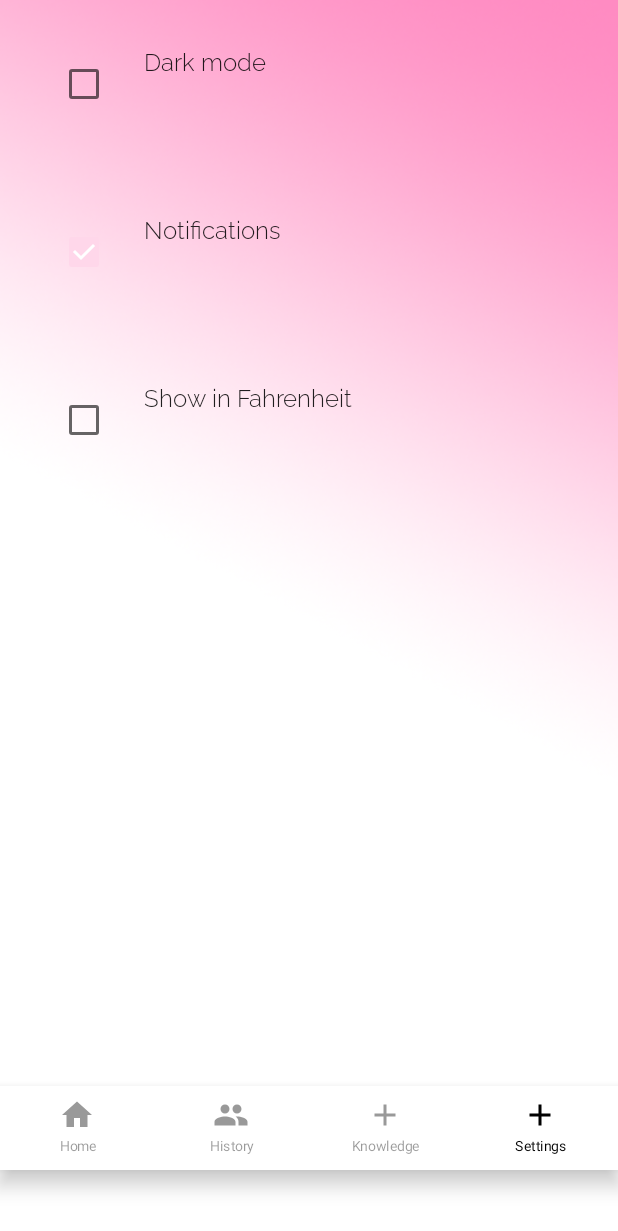
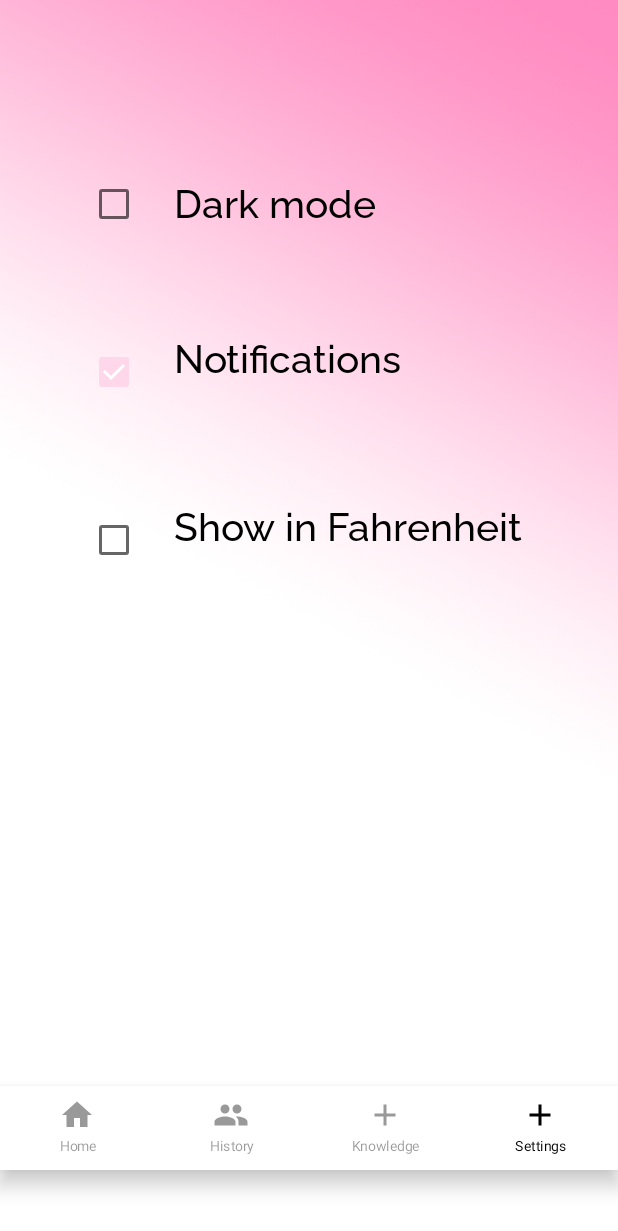
Before and after one commit to Jonnboy91/lullanap, an Android app built with Jetpack Compose: the settings screen opened through its navigation route, on a phone screen of 412 x 824 dp. Shown: the top 1231 px of the screen. Run offline under Robolectric (Android 15) with nearby library versions, the phone set to English and light mode, and no system bars; our stand-ins replace livedata-compose.

Commit message:
Finish UI in Settings view.

```diff
--- a/app/src/main/java/com/jonnesten/lullanap/bottomnav/BottomNavContentScreens.kt
+++ b/app/src/main/java/com/jonnesten/lullanap/bottomnav/BottomNavContentScreens.kt
@@ -200,7 +200,7 @@ fun DayDetails(review: Int, day: String) {
             .fillMaxWidth()
             .padding(20.dp)
     ) {
-        Column{
+        Column {
             Text(
                 text = day,
                 fontWeight = FontWeight.Medium,
@@ -397,6 +397,7 @@ fun KnowledgeScreen() {
 }
 
 @Composable
+// TODO Make clicking text a selector too and figure out CheckBox styling
 fun SettingsScreen() {
     val darkThemeBoolean = isSystemInDarkTheme()
     val darkModeState = remember { mutableStateOf(darkThemeBoolean) }
@@ -406,27 +407,52 @@ fun SettingsScreen() {
         modifier = Modifier
             .fillMaxSize()
             .verticalScroll(rememberScrollState())
+            .padding(20.dp, 80.dp, 20.dp, 80.dp)
     ) {
-        Row(modifier = Modifier.padding(32.dp)) {
+        Row(
+            modifier = Modifier.padding(32.dp),
+            verticalAlignment = Alignment.CenterVertically,
+        ) {
             Checkbox(
                 checked = darkModeState.value,
-                onCheckedChange = { darkModeState.value = it }
+                onCheckedChange = { darkModeState.value = it },
             )
-            Text("Dark mode", modifier = Modifier.padding(start = 16.dp))
+            Text(
+                text = stringResource(R.string.dark_mode),
+                fontWeight = FontWeight.Medium,
+                color = MaterialTheme.colors.onPrimary,
+                fontSize = 26.sp,
+                modifier = Modifier
+                    .padding(start = 16.dp)
+            )
         }
         Row(modifier = Modifier.padding(32.dp)) {
             Checkbox(
                 checked = notificationsState.value,
                 onCheckedChange = { notificationsState.value = it }
             )
-            Text("Notifications", modifier = Modifier.padding(start = 16.dp))
+            Text(
+                text = stringResource(R.string.notifications),
+                fontWeight = FontWeight.Medium,
+                color = MaterialTheme.colors.onPrimary,
+                fontSize = 26.sp,
+                modifier = Modifier
+                    .padding(start = 16.dp)
+            )
         }
         Row(modifier = Modifier.padding(32.dp)) {
             Checkbox(
                 checked = isFahrenheit.value,
                 onCheckedChange = { isFahrenheit.value = it }
             )
-            Text("Show in Fahrenheit", modifier = Modifier.padding(start = 16.dp))
+            Text(
+                text = stringResource(R.string.show_in_fahrenheit),
+                fontWeight = FontWeight.Medium,
+                color = MaterialTheme.colors.onPrimary,
+                fontSize = 26.sp,
+                modifier = Modifier
+                    .padding(start = 16.dp)
+            )
         }
 
     }
--- a/app/src/main/res/values/strings.xml
+++ b/app/src/main/res/values/strings.xml
@@ -15,4 +15,7 @@
     <string name="lux_desc">Lorem ipsum dolor sit amet, consectetur adipiscing elit. Aliquam porttitor imperdiet id non lobortis amet pellentesque consequat. Tortor ut sed congue molestie et lorem. Sit malesuada orci, metus, lectus bibendum. Pretium, aliquam donec aliquam velit amet, magna eu, pellentesque viverra. Eu interdum duis aliquet tortor. Dictum ultrices id dictum a neque, tristique. Adipiscing odio tortor quis nam nibh cursus tellus nec. Etiam tempor elit sed mattis vitae feugiat. Luctus eros, fames orci egestas pretium.</string>
     <string name="temp_desc">Lorem ipsum dolor sit amet, consectetur adipiscing elit. Aliquam porttitor imperdiet id non lobortis amet pellentesque consequat. Tortor ut sed congue molestie et lorem. Sit malesuada orci, metus, lectus bibendum. Pretium, aliquam donec aliquam velit amet, magna eu, pellentesque viverra. Eu interdum duis aliquet tortor. Dictum ultrices id dictum a neque, tristique. Adipiscing odio tortor quis nam nibh cursus tellus nec. Etiam tempor elit sed mattis vitae feugiat. Luctus eros, fames orci egestas pretium.</string>
     <string name="db_desc">Lorem ipsum dolor sit amet, consectetur adipiscing elit. Aliquam porttitor imperdiet id non lobortis amet pellentesque consequat. Tortor ut sed congue molestie et lorem. Sit malesuada orci, metus, lectus bibendum. Pretium, aliquam donec aliquam velit amet, magna eu, pellentesque viverra. Eu interdum duis aliquet tortor. Dictum ultrices id dictum a neque, tristique. Adipiscing odio tortor quis nam nibh cursus tellus nec. Etiam tempor elit sed mattis vitae feugiat. Luctus eros, fames orci egestas pretium.</string>
+    <string name="dark_mode">Dark mode</string>
+    <string name="notifications">Notifications</string>
+    <string name="show_in_fahrenheit">Show in Fahrenheit</string>
 </resources>
```
Also changed, not shown: 1 other file.
